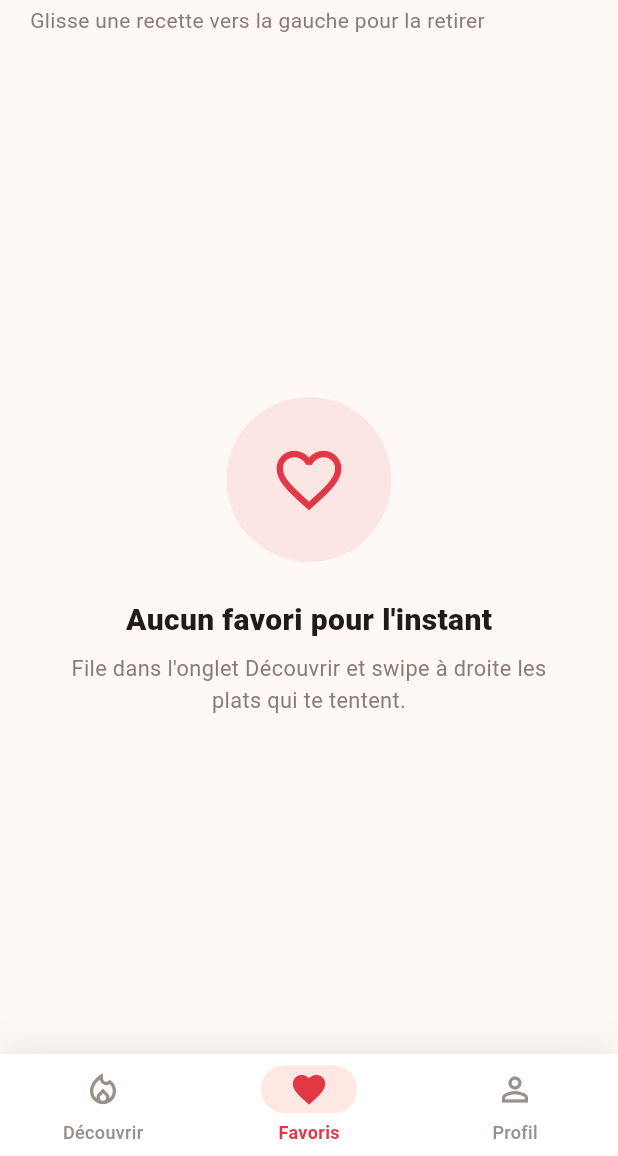
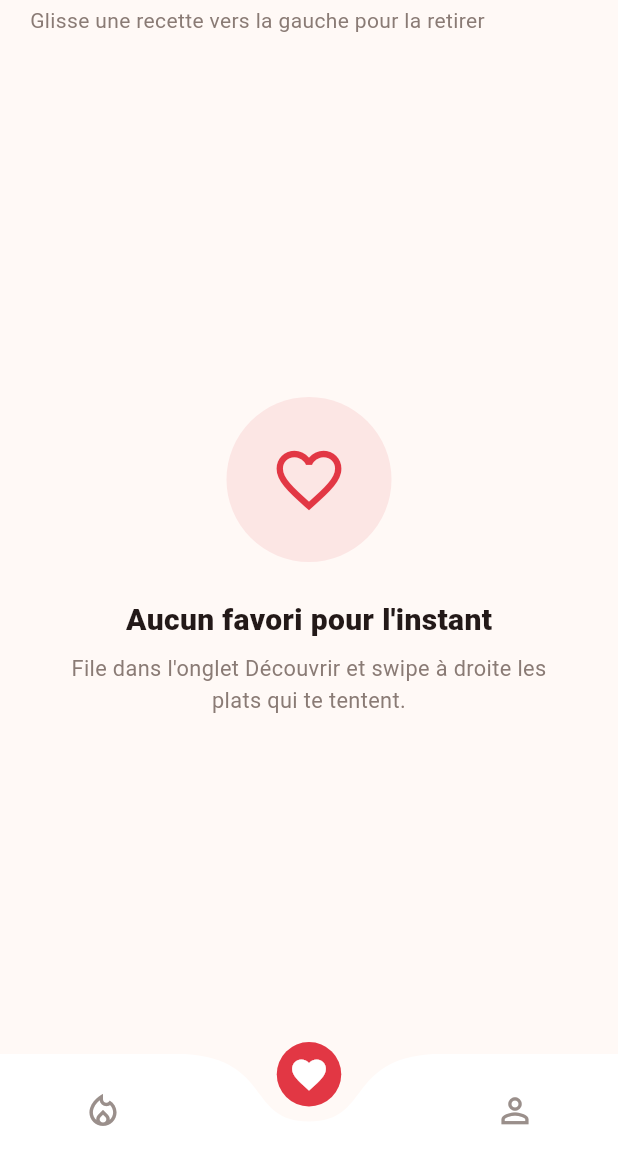
Before and after one commit to OvBd1/TinderMarmiton, a Flutter app: the screen it shows once a user with an empty profile is signed in, item 2 of the bottom bar chosen, on a phone screen of 412 x 824 dp, the part 80-1236 px from its top. Run offline on Flutter 3.47's test engine with Material 3 defaults, Android fonts, the phone set to English and light mode, and no system bars; drawn by our look-alikes of curved_navigation_bar; our stand-ins replace cloud_firestore, firebase_auth, firebase_core, shared_preferences; missing offline and left inert: bouncy_button; accounts and stored records are empty; network calls fail.

Commit message:
feat(nav): barre de navigation incurvée
Remplace le NavigationBar Material par curved_navigation_bar : onglet
actif dans une bulle ronde, badge des favoris inversé sur la bulle,
zone système comblée sous la barre.

Les onglets n'ayant plus de libellé, les tests les ciblent par clé
(navTabKey) et le navigationBarTheme devenu inutile est retiré.

```diff
--- a/lib/pages/home_page.dart
+++ b/lib/pages/home_page.dart
@@ -1,9 +1,13 @@
+import 'package:curved_navigation_bar/curved_navigation_bar.dart';
 import 'package:flutter/material.dart';
 
 import '../state/favorites_store.dart';
+import '../theme/app_theme.dart';
 import 'discover_page.dart';
 import 'favorites_page.dart';
 import 'profile_page.dart';
+
+ValueKey<String> navTabKey(int index) => ValueKey('nav-tab-$index');
 
 class HomePage extends StatefulWidget {
   const HomePage({super.key});
@@ -13,54 +17,71 @@ class HomePage extends StatefulWidget {
 }
 
 class _HomePageState extends State<HomePage> {
+  static const _inactive = Color(0xFF9A8F8B);
+
   int _index = 0;
 
   static const _pages = [DiscoverPage(), FavoritesPage(), ProfilePage()];
 
+  Widget _icon(IconData icon, IconData selectedIcon, int index, String label) {
+    final selected = _index == index;
+    return Semantics(
+      key: navTabKey(index),
+      label: label,
+      selected: selected,
+      button: true,
+      child: Icon(
+        selected ? selectedIcon : icon,
+        size: 27,
+        color: selected ? Colors.white : _inactive,
+      ),
+    );
+  }
+
   @override
   Widget build(BuildContext context) {
     final favoritesCount = FavoritesScope.of(context).count;
+    final favoritesSelected = _index == 1;
 
     return Scaffold(
       body: IndexedStack(index: _index, children: _pages),
-      bottomNavigationBar: DecoratedBox(
-        decoration: const BoxDecoration(
-          boxShadow: [
-            BoxShadow(
-              color: Color(0x14000000),
-              blurRadius: 20,
-              offset: Offset(0, -4),
-            ),
-          ],
-        ),
-        child: NavigationBar(
-          selectedIndex: _index,
-          onDestinationSelected: (value) => setState(() => _index = value),
-          destinations: [
-            const NavigationDestination(
-              icon: Icon(Icons.local_fire_department_outlined),
-              selectedIcon: Icon(Icons.local_fire_department),
-              label: 'Découvrir',
-            ),
-            NavigationDestination(
-              icon: Badge(
+      bottomNavigationBar: ColoredBox(
+        color: Colors.white,
+        child: SafeArea(
+          top: false,
+          child: CurvedNavigationBar(
+            index: _index,
+            height: 68,
+            color: Colors.white,
+            buttonBackgroundColor: AppColors.red,
+            backgroundColor: AppColors.background,
+            animationCurve: Curves.easeOutCubic,
+            animationDuration: const Duration(milliseconds: 350),
+            onTap: (value) => setState(() => _index = value),
+            items: [
+              _icon(
+                Icons.local_fire_department_outlined,
+                Icons.local_fire_department,
+                0,
+                'Découvrir',
+              ),
+              Badge(
                 isLabelVisible: favoritesCount > 0,
+                backgroundColor: favoritesSelected
+                    ? Colors.white
+                    : AppColors.red,
+                textColor: favoritesSelected ? AppColors.red : Colors.white,
                 label: Text('$favoritesCount'),
-                child: const Icon(Icons.favorite_border),
+                child: _icon(
+                  Icons.favorite_border,
+                  Icons.favorite,
+                  1,
+                  'Favoris',
+                ),
               ),
-              selectedIcon: Badge(
-                isLabelVisible: favoritesCount > 0,
-                label: Text('$favoritesCount'),
-                child: const Icon(Icons.favorite),
-              ),
-              label: 'Favoris',
-            ),
-            const NavigationDestination(
-              icon: Icon(Icons.person_outline),
-              selectedIcon: Icon(Icons.person),
-              label: 'Profil',
-            ),
-          ],
+              _icon(Icons.person_outline, Icons.person, 2, 'Profil'),
+            ],
+          ),
         ),
       ),
     );
--- a/lib/theme/app_theme.dart
+++ b/lib/theme/app_theme.dart
@@ -53,33 +53,6 @@ abstract final class AppTheme {
           letterSpacing: -0.5,
         ),
       ),
-      navigationBarTheme: NavigationBarThemeData(
-        backgroundColor: Colors.white,
-        surfaceTintColor: Colors.transparent,
-        indicatorColor: AppColors.seed.withValues(alpha: 0.14),
-        elevation: 8,
-        height: 68,
-        labelBehavior: NavigationDestinationLabelBehavior.alwaysShow,
-        iconTheme: WidgetStateProperty.resolveWith(
-          (states) => IconThemeData(
-            size: 26,
-            color: states.contains(WidgetState.selected)
-                ? AppColors.red
-                : const Color(0xFF9A8F8B),
-          ),
-        ),
-        labelTextStyle: WidgetStateProperty.resolveWith(
-          (states) => TextStyle(
-            fontSize: 12,
-            fontWeight: states.contains(WidgetState.selected)
-                ? FontWeight.w700
-                : FontWeight.w500,
-            color: states.contains(WidgetState.selected)
-                ? AppColors.red
-                : const Color(0xFF9A8F8B),
-          ),
-        ),
-      ),
       filledButtonTheme: FilledButtonThemeData(
         style: FilledButton.styleFrom(
           minimumSize: const Size.fromHeight(54),
--- a/pubspec.yaml
+++ b/pubspec.yaml
@@ -9,6 +9,7 @@ environment:
 dependencies:
   bouncy_button: ^1.0.4
   cloud_firestore: ^6.7.1
+  curved_navigation_bar: ^1.0.6
   firebase_auth: ^6.5.6
   firebase_core: ^4.12.1
   flutter:
```
Also changed, not shown: pubspec.lock, 1 other file.
